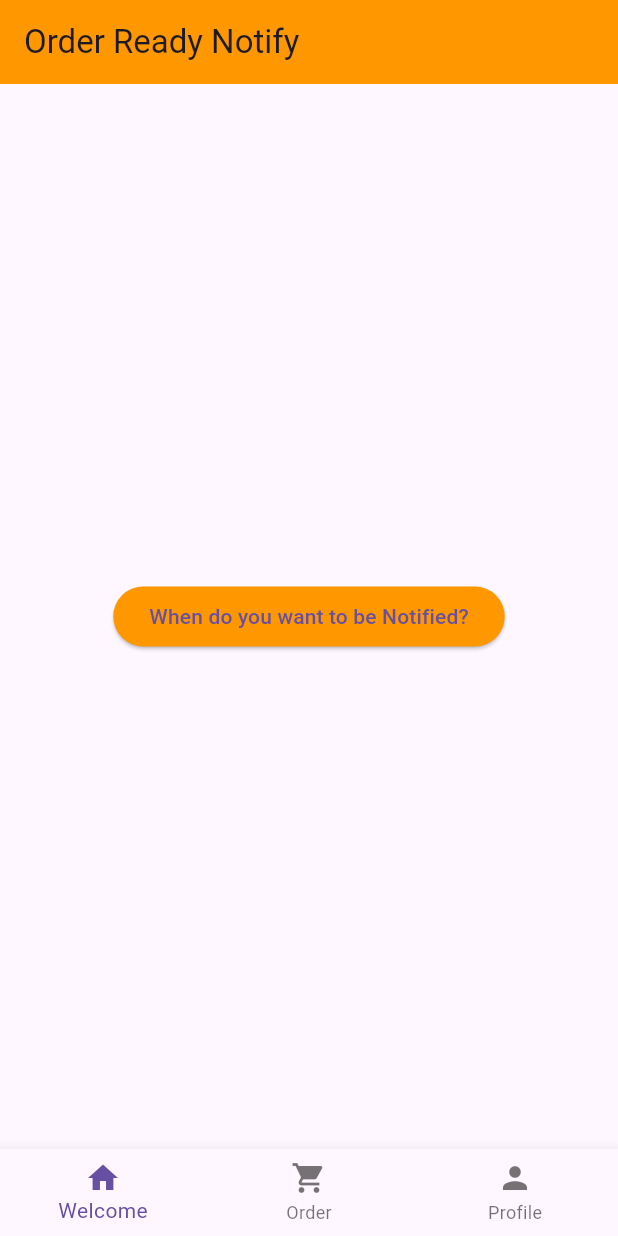
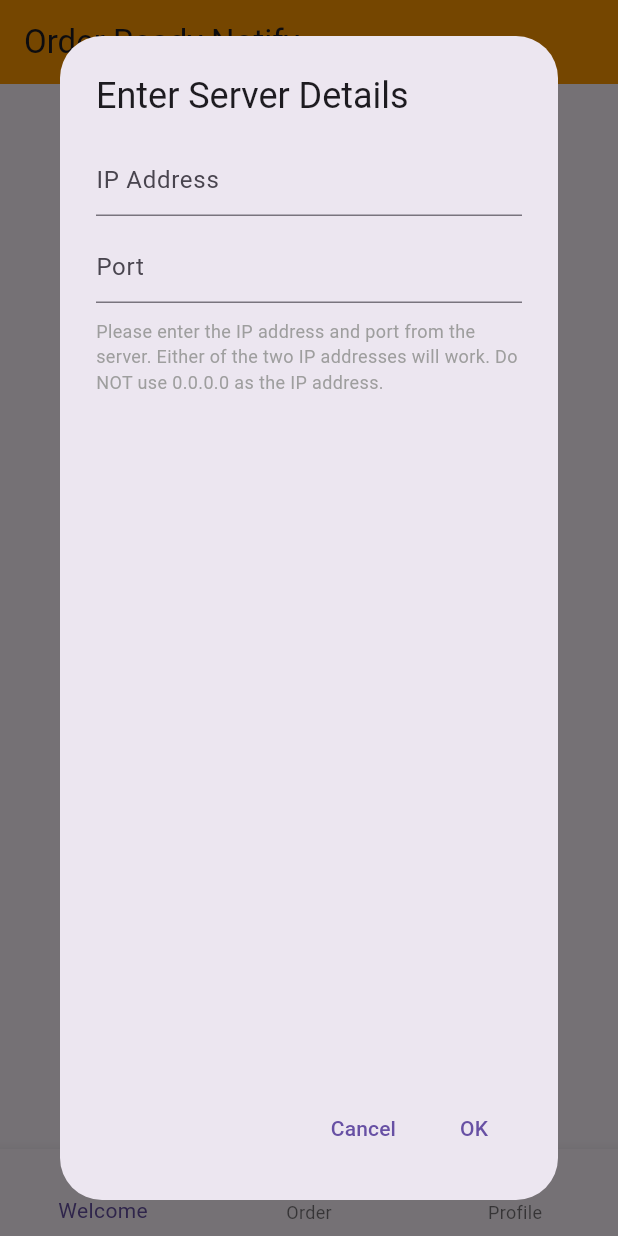
Before and after one commit to jordandanh232/SWE-Group2-ORN, a Flutter app: the screen it shows after launch, on a phone screen of 412 x 824 dp. Run offline on Flutter 3.47's test engine with Material 3 defaults, Android fonts, the phone set to English and light mode, and no system bars; our stand-ins replace awesome_notifications; missing offline and left inert: flutter_pdfview.

Commit message:
On branch main  Changes to be committed: 	modified:   android/app/src/debug/AndroidManifest.xml 	modified:   android/app/src/main/AndroidManifest.xml 	new file:   assets/bell.png 	modified:   lib/main.dart 	modified:   lib/orderPage.dart 	modified:   lib/sharedData.dart 	modified:   lib/welcomePage.dart 	modified:   pubspec.yaml

```diff
--- a/lib/main.dart
+++ b/lib/main.dart
@@ -2,6 +2,7 @@ import 'package:flutter/material.dart';
 import 'welcomePage.dart';
 import 'profilePage.dart';
 import 'orderPage.dart';
+import 'sharedData.dart'; // Import the file where SharedData class is defined
 import "package:awesome_notifications/awesome_notifications.dart";
 
 final GlobalKey<NavigatorState> navigatorKey = GlobalKey<NavigatorState>();
@@ -64,6 +65,7 @@ class MyBottomNavigationBar extends StatefulWidget {
 
 class _MyBottomNavigationBarState extends State<MyBottomNavigationBar> {
   int _currentIndex = 0;
+  final TextEditingController _ipAddressController = TextEditingController();
 
   final List<Widget> _screens = [
     WelcomePage(),
@@ -79,6 +81,67 @@ class _MyBottomNavigationBarState extends State<MyBottomNavigationBar> {
         showNotificationPermissionDialog(context);
       }
     });
+
+    // Use Future.delayed to execute the showIpAddressDialog after the frame has been built
+    Future.delayed(Duration.zero, () {
+      showIpAddressDialog(context);
+    });
+  }
+
+  Future<void> showIpAddressDialog(BuildContext context) async {
+    final TextEditingController _ipAddressController = TextEditingController();
+    final TextEditingController _portController = TextEditingController();
+
+    await showDialog(
+      context: context,
+      builder: (context) {
+        return AlertDialog(
+          title: Text('Enter Server Details'),
+          content: Column(
+            crossAxisAlignment: CrossAxisAlignment.start,
+            children: [
+              TextField(
+                controller: _ipAddressController,
+                decoration: InputDecoration(hintText: 'IP Address'),
+              ),
+              SizedBox(height: 10),
+              TextField(
+                controller: _portController,
+                keyboardType: TextInputType.number,
+                decoration: InputDecoration(hintText: 'Port'),
+              ),
+              SizedBox(height: 10),
+              Text(
+                'Please enter the IP address and port from the server. Either of the two IP addresses will work. Do NOT use 0.0.0.0 as the IP address.',
+                style: TextStyle(fontSize: 12, color: Colors.grey),
+              ),
+            ],
+          ),
+          actions: [
+            TextButton(
+              onPressed: () {
+                Navigator.of(context).pop(); // Close the dialog
+              },
+              child: Text('Cancel'),
+            ),
+            TextButton(
+              onPressed: () {
+                // Concatenate "http://" with IP address and port
+                String ipAddress = _ipAddressController.text;
+                String port = _portController.text;
+                String combinedAddress = 'http://$ipAddress:$port';
+
+                // Store the combined address in the SharedData class
+                SharedData.ipAddress = combinedAddress;
+
+                Navigator.of(context).pop(); // Close the dialog
+              },
+              child: Text('OK'),
+            ),
+          ],
+        );
+      },
+    );
   }
 
   @override
--- a/lib/orderPage.dart
+++ b/lib/orderPage.dart
@@ -35,8 +35,8 @@ class _OrderPageState extends State<OrderPage> {
   }
 
   Future<void> downloadInvoice() async {
-    String invoiceUrl =
-        'http://192.168.68.102:5000/download_invoice'; // Replace with the actual URL to download the invoice
+    String invoiceUrl = SharedData.ipAddress +
+        '/download_invoice'; // Replace with the actual URL to download the invoice
     try {
       final response = await http.post(
         Uri.parse(invoiceUrl),
@@ -59,7 +59,7 @@ class _OrderPageState extends State<OrderPage> {
   }
 
   void fetchOrders() async {
-    String orderUrl = 'http://192.168.68.102:5000/api/data';
+    String orderUrl = SharedData.ipAddress + '/api/data';
     try {
       final response =
           await http.get(Uri.parse(orderUrl)).timeout(Duration(seconds: 10));
--- a/lib/sharedData.dart
+++ b/lib/sharedData.dart
@@ -3,4 +3,5 @@ class SharedData {
   static List<dynamic> orders = [];
   static List<dynamic> customerInfo = [];
   static List<dynamic> products = [];
+  static String ipAddress = "";
 }
--- a/lib/welcomePage.dart
+++ b/lib/welcomePage.dart
@@ -1,11 +1,8 @@
 import 'package:flutter/material.dart';
-import "package:awesome_notifications/awesome_notifications.dart";
+import 'package:awesome_notifications/awesome_notifications.dart';
 
 int selectedHour = 0;
 int selectedMinute = 0;
-
-@override
-void initState() {}
 
 class WelcomePage extends StatelessWidget {
   triggerNotification() async {
@@ -16,12 +13,15 @@ class WelcomePage extends StatelessWidget {
         id: 10,
         channelKey: 'scheduled',
         title: 'Order Ready Notify!',
-            body: 'Hey! We placed an Order for you! Verify it!'),
+        body: 'Hey! Check on your order!',
+      ),
       schedule: NotificationCalendar(
         hour: selectedHour,
         minute: selectedMinute,
         timeZone: localTimeZone,
-            repeats: true));
+        repeats: true,
+      ),
+    );
   }
 
   @override
@@ -29,17 +29,32 @@ class WelcomePage extends StatelessWidget {
     return MaterialApp(
       home: Scaffold(
         appBar: AppBar(
-            title: Text('Order Ready Notify'), backgroundColor: Colors.orange),
+          title: Text('Order Ready Notify'),
+          backgroundColor: Colors.orange,
+        ),
         body: Center(
-          child: ElevatedButton(
+          child: Column(
+            mainAxisAlignment: MainAxisAlignment.center,
+            children: [
+              // Image goes here
+              Image.asset(
+                'assets/bell.png', // Replace with the path to your image asset
+                height: 100, // Adjust the height as needed
+              ),
+              SizedBox(
+                height: 20,
+              ), // Add some space between the image and button
+              // ElevatedButton
+              ElevatedButton(
                 onPressed: () async {
-              _showTimePickerDialog(context);
+                  await _showTimePickerDialog(context);
                 },
                 style: ElevatedButton.styleFrom(
-              backgroundColor:
-                  Colors.orange, // Set the background color of the button
+                  backgroundColor: Colors.orange,
                 ),
                 child: Text('When do you want to be Notified?'),
+              ),
+            ],
           ),
         ),
       ),
@@ -57,7 +72,10 @@ class WelcomePage extends StatelessWidget {
     if (pickedTime != null && pickedTime != selectedTime) {
       selectedHour = pickedTime.hour;
       selectedMinute = pickedTime.minute;
+      // Delay execution to allow UI thread to finish its current frame
+      Future.delayed(Duration.zero, () {
         triggerNotification();
+      });
       print('Selected time: ${pickedTime.format(context)}');
     }
   }
```
Also changed, not shown: pubspec.yaml (+4 -3 lines), assets/bell.png (added), 2 other files. Lines whose indentation alone changed are shown as unchanged.
